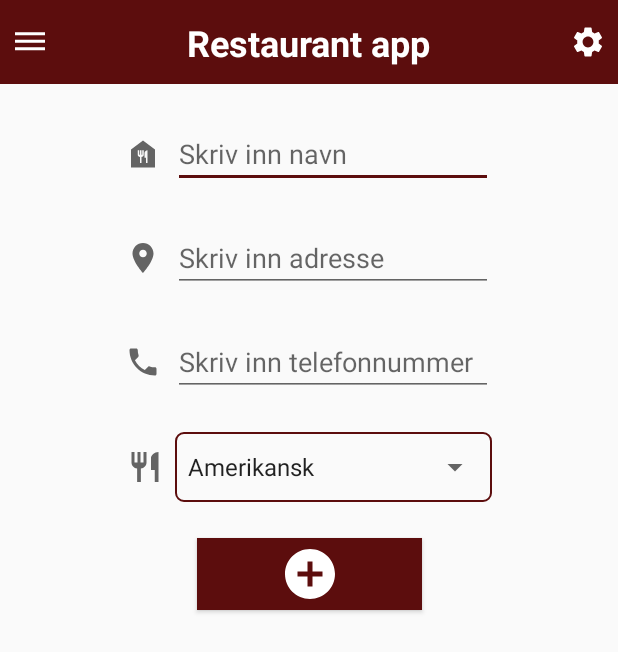
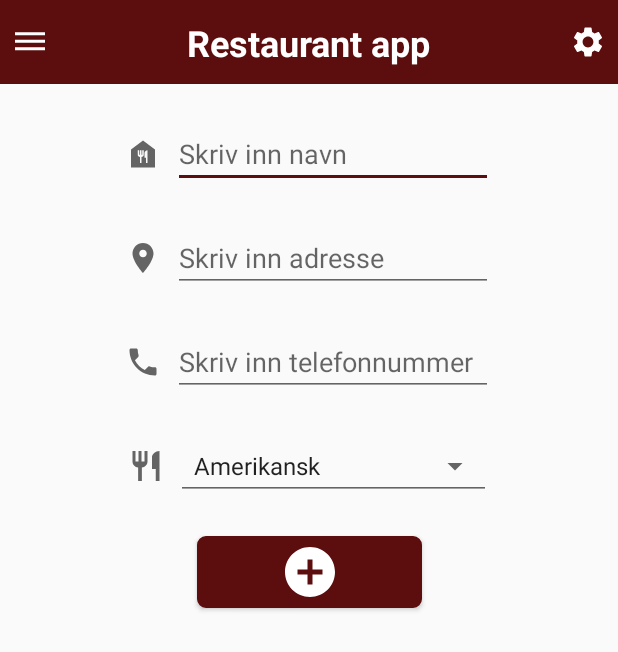
Before and after one commit to WilliamNerem/ApputviklingMappe2, an Android app: the Restauranter screen opened directly, with no data from a screen before it, on a phone screen of 412 x 824 dp. Shown: the top 652 px of the screen. Run offline under Robolectric (Android 15) with nearby library versions, the phone set to English and light mode, and no system bars.

Commit message:
fikset dropdown

```diff
--- a/ApputviklingMappe2/app/src/main/res/drawable/rounded_corners.xml
+++ b/ApputviklingMappe2/app/src/main/res/drawable/button_rounded_corners.xml
@@ -3,6 +3,9 @@
     <stroke
         android:width="1dp"
         android:color="@color/dark_red" />
+
+    <solid
+        android:color="@color/dark_red"/>
 
     <padding
         android:left="1dp"
--- a/ApputviklingMappe2/app/src/main/res/layout/restauranter.xml
+++ b/ApputviklingMappe2/app/src/main/res/layout/restauranter.xml
@@ -133,32 +133,25 @@
             android:layout_height="24dp"
             android:layout_marginEnd="8dp"
             app:layout_constraintBottom_toBottomOf="parent"
-            app:layout_constraintEnd_toStartOf="@+id/restaurantTypeWrapper"
+            app:layout_constraintEnd_toStartOf="@+id/restaurantType"
             app:layout_constraintHorizontal_bias="0.5"
             app:layout_constraintHorizontal_chainStyle="packed"
             app:layout_constraintStart_toStartOf="parent"
             app:layout_constraintTop_toTopOf="parent"
             app:srcCompat="@drawable/ic_baseline_restaurant_24" />
 
-        <RelativeLayout
-            android:id="@+id/restaurantTypeWrapper"
-            android:layout_width="wrap_content"
-            android:layout_height="wrap_content"
-            android:background="@drawable/rounded_corners"
-            app:layout_constraintBottom_toBottomOf="parent"
-            app:layout_constraintEnd_toEndOf="parent"
-            app:layout_constraintHorizontal_bias="0.5"
-            app:layout_constraintStart_toEndOf="@+id/iconRestaurantType"
-            app:layout_constraintTop_toTopOf="parent">
-
             <Spinner
+                style="@style/Base.Widget.AppCompat.Spinner.Underlined"
                 android:id="@+id/restaurantType"
                 android:layout_width="210dp"
                 android:layout_height="45dp"
                 android:hint="@string/hintPhone"
-                android:spinnerMode="dropdown" />
-
-        </RelativeLayout>
+                android:spinnerMode="dropdown"
+                app:layout_constraintBottom_toBottomOf="parent"
+                app:layout_constraintEnd_toEndOf="parent"
+                app:layout_constraintHorizontal_bias="0.5"
+                app:layout_constraintStart_toEndOf="@+id/iconRestaurantType"
+                app:layout_constraintTop_toTopOf="parent"/>
 
     </androidx.constraintlayout.widget.ConstraintLayout>
 
@@ -169,7 +162,7 @@
         android:layout_height="wrap_content"
         android:layout_marginTop="24dp"
         android:src="@drawable/ic_baseline_add_circle_24"
-        android:background="@color/dark_red"
+        android:background="@drawable/button_rounded_corners"
         app:layout_constraintEnd_toEndOf="parent"
         app:layout_constraintStart_toStartOf="parent"
         app:layout_constraintTop_toBottomOf="@+id/constRestaurantType" />
--- a/ApputviklingMappe2/app/src/main/res/layout/venner.xml
+++ b/ApputviklingMappe2/app/src/main/res/layout/venner.xml
@@ -89,7 +89,7 @@
         android:layout_height="wrap_content"
         android:layout_marginTop="24dp"
         android:src="@drawable/ic_baseline_add_circle_24"
-        android:background="@color/dark_red"
+        android:background="@drawable/button_rounded_corners"
         app:layout_constraintEnd_toEndOf="parent"
         app:layout_constraintStart_toStartOf="parent"
         app:layout_constraintTop_toBottomOf="@+id/constPhone" />
```
Also changed, not shown: 1 other file.
